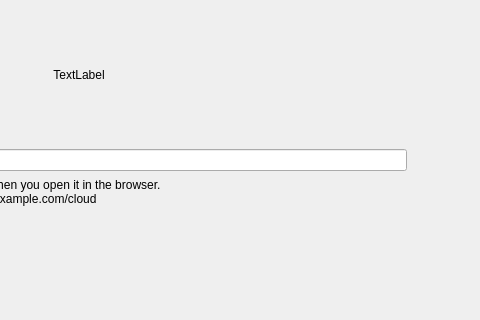
The window that src/gui/wizard/owncloudsetupnocredspage.ui (nextcloud/desktop) describes before a commit, drawn with Qt 5; both pictures show x 322 to 802 and y 94 to 414 of the 802 by 629 pixel window.
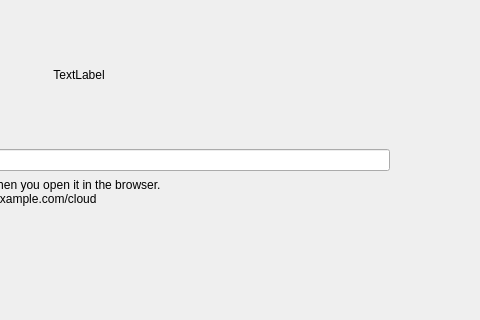
The same window after the commit. Custom widgets are drawn as their Qt base class.

Commit message:
Fix the secure lock label aspect
Make sure we got a fixed size for that label. Also ensure that the
pixmap we display there is properly scaled to fit while maintaining the
aspect ratio.

What changed in the file:
```diff
--- a/src/gui/wizard/owncloudsetupnocredspage.ui
+++ b/src/gui/wizard/owncloudsetupnocredspage.ui
@@ -221,11 +221,17 @@
             <item>
              <widget class="QLabel" name="urlLabel">
               <property name="sizePolicy">
-               <sizepolicy hsizetype="Preferred" vsizetype="Expanding">
+               <sizepolicy hsizetype="Fixed" vsizetype="Fixed">
                 <horstretch>0</horstretch>
                 <verstretch>0</verstretch>
                </sizepolicy>
               </property>
+              <property name="minimumSize">
+               <size>
+                <width>24</width>
+                <height>24</height>
+               </size>
+              </property>
               <property name="text">
                <string/>
               </property>
```
The commit also changes 1 other file.
